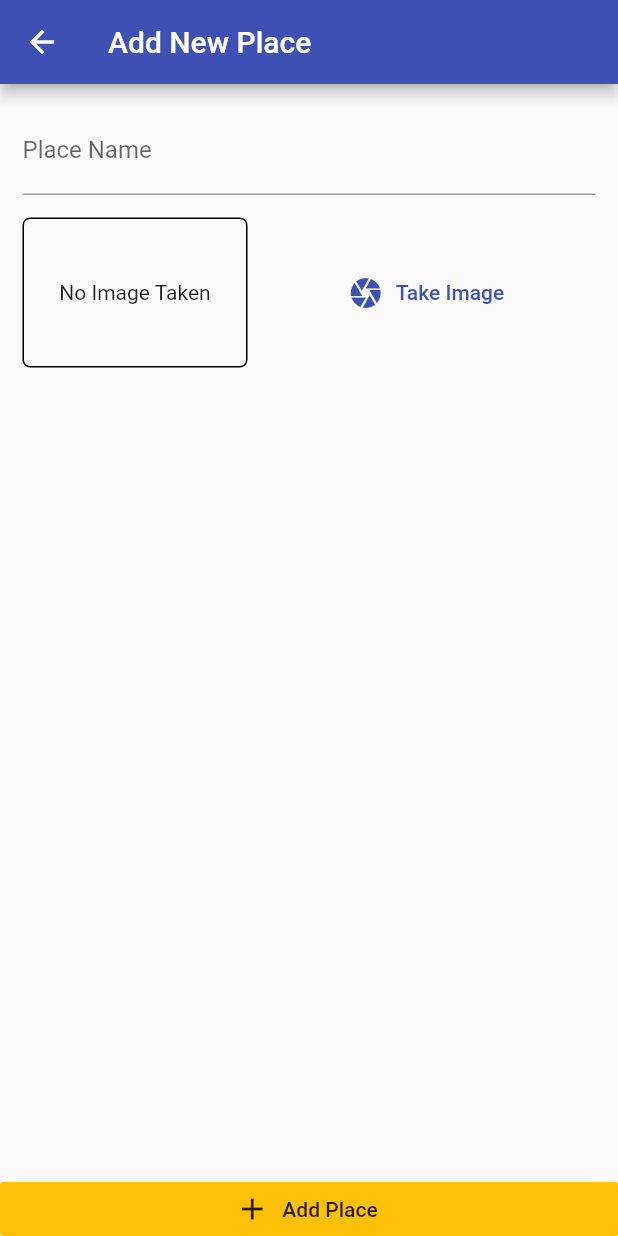
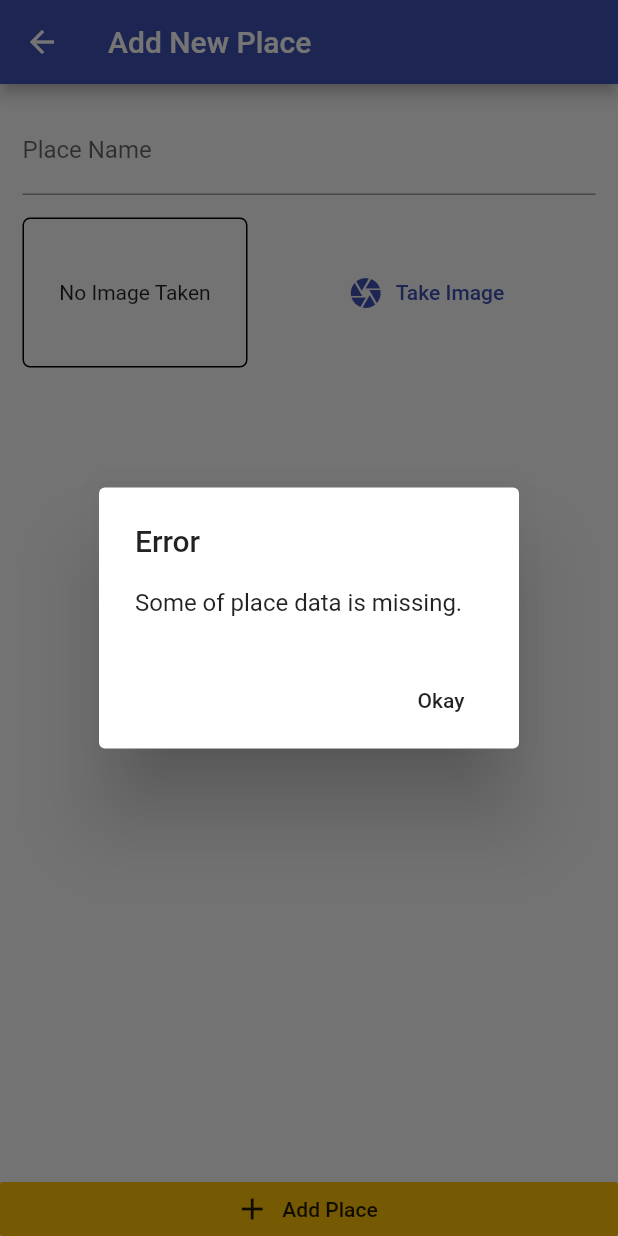
Before and after one commit to AhmedMostafaElbasha/Great-Places-App, a Flutter app: the AddPlaceScreen screen opened by its route, after a tap on "Add Place", on a phone screen of 412 x 824 dp. Run offline on Flutter 3.47's test engine with Material 2 defaults, Android fonts, the phone set to English and light mode, and no system bars; our stand-ins replace image_picker.

Commit message:
Added Code to Store Place Image on Device

```diff
--- a/great_places_app/lib/screens/add_place_screen.dart
+++ b/great_places_app/lib/screens/add_place_screen.dart
@@ -1,6 +1,10 @@
+import 'dart:io';
+
 import 'package:flutter/material.dart';
+import 'package:provider/provider.dart';
 
 import '../widgets/image_input.dart';
+import '../providers/great_places.dart';
 
 class AddPlaceScreen extends StatefulWidget {
   static const routeName = '/add-place';
@@ -11,6 +15,35 @@ class AddPlaceScreen extends StatefulWidget {
 
 class _AddPlaceScreenState extends State<AddPlaceScreen> {
   final _placeNameController = TextEditingController();
+  File _pickedImage;
+
+  void _takeImage(File pickedImage) {
+    _pickedImage = pickedImage;
+  }
+
+  Future<void> _storeImage() async {
+    if (_placeNameController.text.isEmpty || _pickedImage == null) {
+      return await showDialog(
+        context: context,
+        builder: (context) => AlertDialog(
+          title: Text('Error'),
+          content: Text('Some of place data is missing.'),
+          actions: <Widget>[
+            FlatButton(
+              child: Text('Okay'),
+              onPressed: () {
+                Navigator.of(context).pop();
+              },
+            )
+          ],
+        ),
+      );
+    }
+    Provider.of<GreatPlaces>(context, listen: false)
+        .addPlace(_placeNameController.text, _pickedImage);
+    Navigator.of(context).pop();
+  }
+
   @override
   Widget build(BuildContext context) {
     return Scaffold(
@@ -35,7 +68,7 @@ class _AddPlaceScreenState extends State<AddPlaceScreen> {
                     SizedBox(
                       height: 15,
                     ),
-                    ImageInput()
+                    ImageInput(_takeImage),
                   ],
                 ),
               ),
@@ -44,7 +77,7 @@ class _AddPlaceScreenState extends State<AddPlaceScreen> {
           RaisedButton.icon(
             icon: Icon(Icons.add),
             label: Text('Add Place'),
-            onPressed: () {},
+            onPressed: _storeImage,
             elevation: 0,
             materialTapTargetSize: MaterialTapTargetSize.shrinkWrap,
             color: Theme.of(context).accentColor,
--- a/great_places_app/lib/widgets/image_input.dart
+++ b/great_places_app/lib/widgets/image_input.dart
@@ -1,4 +1,3 @@
-import 'dart:ffi';
 import 'dart:io';
 
 import 'package:flutter/material.dart';
@@ -6,6 +5,9 @@ import 'package:image_picker/image_picker.dart';
 import 'package:path/path.dart' as path;
 import 'package:path_provider/path_provider.dart' as systemPaths;
 class ImageInput extends StatefulWidget {
+  final Function onSelectImage;
+
+  ImageInput(this.onSelectImage);
   @override
   _ImageInputState createState() => _ImageInputState();
 }
@@ -18,6 +20,11 @@ class _ImageInputState extends State<ImageInput> {
       source: ImageSource.camera,
       maxWidth: 600,
     );
+
+    if (imageFile == null) {
+      return;
+    }
+
     setState(() {
       _storedImage = imageFile;
     });
@@ -25,6 +32,7 @@ class _ImageInputState extends State<ImageInput> {
     final appDirectory = await systemPaths.getApplicationDocumentsDirectory();
     final fileName = path.basename(imageFile.path);
     final savedImage = await imageFile.copy('${appDirectory.path}/$fileName');
+    widget.onSelectImage(savedImage);
   }
 
   @override
```
Also changed, not shown: great_places_app/lib/providers/great_places.dart (+13 -0 lines), great_places_app/lib/screens/places_list_screen.dart (+49 -2 lines), 1 other file.
